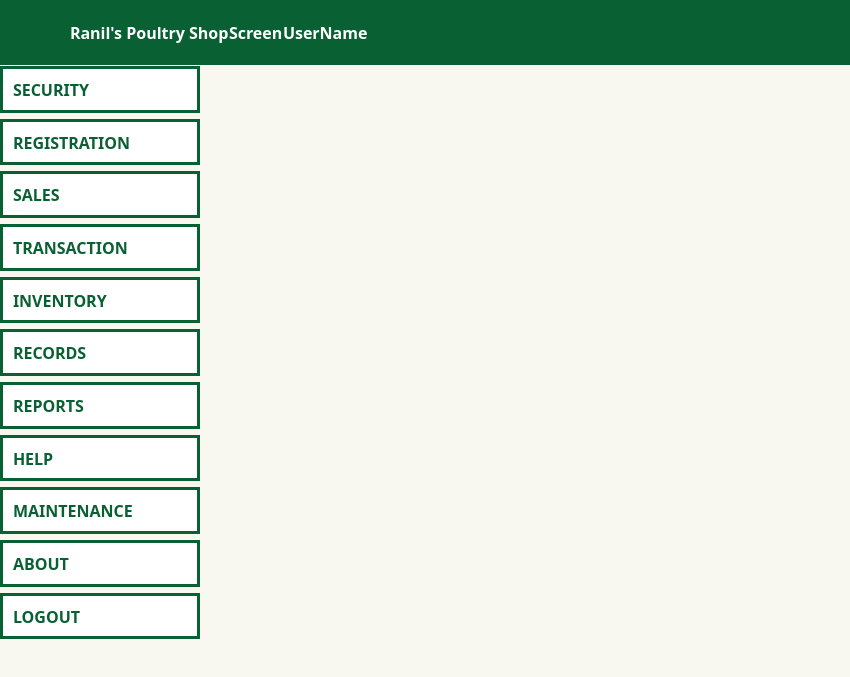
Qt form Screens/MainMenu.ui (Bideiro/Ranil_project_py) before a commit.
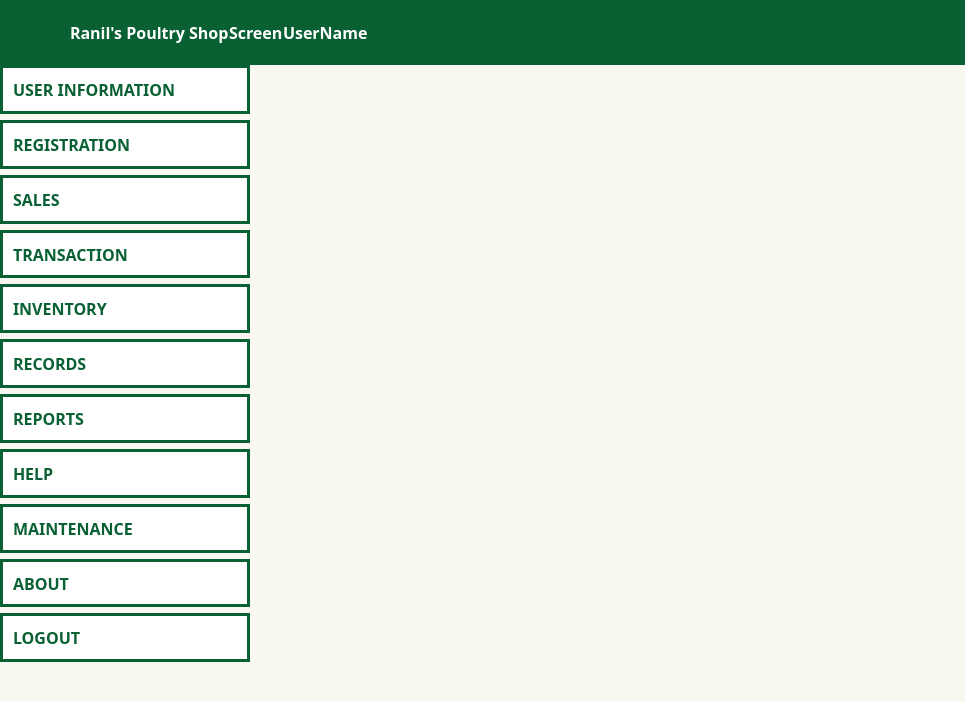
The same form after that commit. Icons and pictures are not drawn.

Commit message: working receipts and added icons to sidebar

```diff
--- a/Screens/MainMenu.ui
+++ b/Screens/MainMenu.ui
@@ -6,8 +6,8 @@
    <rect>
     <x>0</x>
     <y>0</y>
-    <width>850</width>
-    <height>677</height>
+    <width>965</width>
+    <height>702</height>
    </rect>
   </property>
   <property name="windowTitle">
@@ -262,6 +262,12 @@
     </item>
     <item>
      <widget class="QWidget" name="widget_2" native="true">
+      <property name="minimumSize">
+       <size>
+        <width>250</width>
+        <height>0</height>
+       </size>
+      </property>
       <layout class="QHBoxLayout" name="horizontalLayout">
        <property name="spacing">
         <number>0</number>
@@ -270,7 +276,7 @@
         <number>0</number>
        </property>
        <property name="topMargin">
-        <number>1</number>
+        <number>0</number>
        </property>
        <property name="rightMargin">
         <number>0</number>
@@ -288,7 +294,7 @@
          </property>
          <property name="minimumSize">
           <size>
-           <width>200</width>
+           <width>250</width>
            <height>0</height>
           </size>
          </property>
@@ -298,12 +304,8 @@
            <pointsize>10</pointsize>
            <bold>true</bold>
            <kerning>false</kerning>
-           <hintingpreference>PreferNoHinting</hintingpreference>
           </font>
          </property>
-         <property name="styleSheet">
-          <string notr="true"/>
-         </property>
          <property name="frameShape">
           <enum>QFrame::NoFrame</enum>
          </property>
@@ -321,22 +323,10 @@
            <rect>
             <x>0</x>
             <y>0</y>
-            <width>200</width>
-            <height>611</height>
+            <width>250</width>
+            <height>637</height>
            </rect>
           </property>
-          <property name="sizePolicy">
-           <sizepolicy hsizetype="Fixed" vsizetype="Preferred">
-            <horstretch>0</horstretch>
-            <verstretch>0</verstretch>
-           </sizepolicy>
-          </property>
-          <property name="minimumSize">
-           <size>
-            <width>200</width>
-            <height>0</height>
-           </size>
-          </property>
           <property name="setVisible" stdset="0">
            <bool>false</bool>
           </property>
@@ -363,7 +353,7 @@
              </property>
              <property name="minimumSize">
               <size>
-               <width>150</width>
+               <width>175</width>
                <height>35</height>
               </size>
              </property>
@@ -375,7 +365,17 @@
               </font>
              </property>
              <property name="text">
-              <string>SECURITY</string>
+              <string>USER INFORMATION</string>
+             </property>
+             <property name="icon">
+              <iconset resource="../assets/All_In_Resource.qrc">
+               <normaloff>:/Icons/Icons/group.png</normaloff>:/Icons/Icons/group.png</iconset>
+             </property>
+             <property name="iconSize">
+              <size>
+               <width>25</width>
+               <height>25</height>
+              </size>
              </property>
              <property name="checkable">
               <bool>true</bool>
@@ -395,7 +395,7 @@
              </property>
              <property name="minimumSize">
               <size>
-               <width>150</width>
+               <width>175</width>
                <height>35</height>
               </size>
              </property>
@@ -409,6 +409,16 @@
              <property name="text">
               <string>REGISTRATION</string>
              </property>
+             <property name="icon">
+              <iconset resource="../assets/All_In_Resource.qrc">
+               <normaloff>:/Icons/Icons/memo.png</normaloff>:/Icons/Icons/memo.png</iconset>
+             </property>
+             <property name="iconSize">
+              <size>
+               <width>25</width>
+               <height>25</height>
+              </size>
+             </property>
              <property name="checkable">
               <bool>true</bool>
              </property>
@@ -427,7 +437,7 @@
              </property>
              <property name="minimumSize">
               <size>
-               <width>150</width>
+               <width>175</width>
                <height>35</height>
               </size>
              </property>
@@ -441,6 +451,16 @@
              <property name="text">
               <string>SALES</string>
              </property>
+             <property name="icon">
+              <iconset resource="../assets/All_In_Resource.qrc">
+               <normaloff>:/Icons/Icons/increasing.png</normaloff>:/Icons/Icons/increasing.png</iconset>
+             </property>
+             <property name="iconSize">
+              <size>
+               <width>25</width>
+               <height>25</height>
+              </size>
+             </property>
              <property name="checkable">
               <bool>true</bool>
              </property>
@@ -459,7 +479,7 @@
              </property>
              <property name="minimumSize">
               <size>
-               <width>150</width>
+               <width>175</width>
                <height>35</height>
               </size>
              </property>
@@ -473,6 +493,16 @@
              <property name="text">
               <string>TRANSACTION</string>
              </property>
+             <property name="icon">
+              <iconset resource="../assets/All_In_Resource.qrc">
+               <normaloff>:/Icons/Icons/transaction-history.png</normaloff>:/Icons/Icons/transaction-history.png</iconset>
+             </property>
+             <property name="iconSize">
+              <size>
+               <width>25</width>
+               <height>25</height>
+              </size>
+             </property>
              <property name="checkable">
               <bool>true</bool>
              </property>
@@ -491,7 +521,7 @@
              </property>
              <property name="minimumSize">
               <size>
-               <width>150</width>
+               <width>175</width>
                <height>35</height>
               </size>
              </property>
@@ -505,6 +535,16 @@
              <property name="text">
               <string>INVENTORY</string>
              </property>
+             <property name="icon">
+              <iconset resource="../assets/All_In_Resource.qrc">
+               <normaloff>:/Icons/Icons/inventory.png</normaloff>:/Icons/Icons/inventory.png</iconset>
+             </property>
+             <property name="iconSize">
+              <size>
+               <width>25</width>
+               <height>25</height>
+              </size>
+             </property>
              <property name="checkable">
               <bool>true</bool>
              </property>
@@ -523,7 +563,7 @@
              </property>
              <property name="minimumSize">
               <size>
-               <width>150</width>
+               <width>175</width>
                <height>35</height>
               </size>
              </property>
@@ -537,6 +577,16 @@
              <property name="text">
               <string>RECORDS</string>
              </property>
+             <property name="icon">
+              <iconset resource="../assets/All_In_Resource.qrc">
+               <normaloff>:/Icons/Icons/folder.png</normaloff>:/Icons/Icons/folder.png</iconset>
+             </property>
+             <property name="iconSize">
+              <size>
+               <width>25</width>
+               <height>25</height>
+              </size>
+             </property>
              <property name="checkable">
               <bool>true</bool>
              </property>
@@ -555,7 +605,7 @@
              </property>
              <property name="minimumSize">
               <size>
-               <width>150</width>
+               <width>175</width>
                <height>35</height>
               </size>
              </property>
@@ -569,6 +619,19 @@
              <property name="text">
               <string>REPORTS</string>
              </property>
+             <property name="icon">
+              <iconset resource="../assets/All_In_Resource.qrc">
+               <normaloff>:/Icons/Icons/report.png</normaloff>:/Icons/Icons/report.png</iconset>
+             </property>
+             <property name="iconSize">
+              <size>
+               <width>25</width>
+               <height>25</height>
+              </size>
+             </property>
+             <property name="shortcut">
+              <string/>
+             </property>
              <property name="checkable">
               <bool>true</bool>
              </property>
@@ -587,7 +650,7 @@
              </property>
              <property name="minimumSize">
               <size>
-               <width>150</width>
+               <width>175</width>
                <height>35</height>
               </size>
              </property>
@@ -601,6 +664,16 @@
              <property name="text">
               <string>HELP</string>
              </property>
+             <property name="icon">
+              <iconset resource="../assets/All_In_Resource.qrc">
+               <normaloff>:/Icons/Icons/information.png</normaloff>:/Icons/Icons/information.png</iconset>
+             </property>
+             <property name="iconSize">
+              <size>
+               <width>25</width>
+               <height>25</height>
+              </size>
+             </property>
              <property name="checkable">
               <bool>true</bool>
              </property>
@@ -619,7 +692,7 @@
              </property>
              <property name="minimumSize">
               <size>
-               <width>150</width>
+               <width>175</width>
                <height>35</height>
               </size>
              </property>
@@ -633,6 +706,16 @@
              <property name="text">
               <string>MAINTENANCE</string>
              </property>
+             <property name="icon">
+              <iconset resource="../assets/All_In_Resource.qrc">
+               <normaloff>:/Icons/Icons/optimizing.png</normaloff>:/Icons/Icons/optimizing.png</iconset>
+             </property>
+             <property name="iconSize">
+              <size>
+               <width>25</width>
+               <height>25</height>
+              </size>
+             </property>
              <property name="checkable">
               <bool>true</bool>
              </property>
@@ -651,7 +734,7 @@
              </property>
              <property name="minimumSize">
               <size>
-               <width>150</width>
+               <width>175</width>
                <height>35</height>
               </size>
              </property>
@@ -665,6 +748,16 @@
              <property name="text">
               <string>ABOUT</string>
              </property>
+             <property name="icon">
+              <iconset resource="../assets/All_In_Resource.qrc">
+               <normaloff>:/Icons/Icons/about.png</normaloff>:/Icons/Icons/about.png</iconset>
+             </property>
+             <property name="iconSize">
+              <size>
+               <width>25</width>
+               <height>25</height>
+              </size>
+             </property>
              <property name="checkable">
               <bool>true</bool>
              </property>
@@ -683,7 +776,7 @@
              </property>
              <property name="minimumSize">
               <size>
-               <width>150</width>
+               <width>175</width>
                <height>35</height>
               </size>
              </property>
@@ -697,6 +790,19 @@
              <property name="text">
               <string>LOGOUT</string>
              </property>
+             <property name="icon">
+              <iconset resource="../assets/All_In_Resource.qrc">
+               <normaloff>:/Icons/Icons/logout.png</normaloff>:/Icons/Icons/logout.png</iconset>
+             </property>
+             <property name="iconSize">
+              <size>
+               <width>23</width>
+               <height>25</height>
+              </size>
+             </property>
+             <property name="shortcut">
+              <string>Ctrl+F</string>
+             </property>
             </widget>
            </item>
            <item>
@@ -718,17 +824,14 @@
        </item>
        <item>
         <widget class="QStackedWidget" name="stackedWidget">
-         <property name="minimumSize">
-          <size>
-           <width>0</width>
-           <height>0</height>
-          </size>
+         <property name="sizePolicy">
+          <sizepolicy hsizetype="Minimum" vsizetype="Minimum">
+           <horstretch>0</horstretch>
+           <verstretch>0</verstretch>
+          </sizepolicy>
          </property>
-         <property name="autoFillBackground">
-          <bool>false</bool>
-         </property>
-         <widget class="QWidget" name="page"/>
-         <widget class="QWidget" name="page_2"/>
+         <widget class="QWidget" name="page_3"/>
+         <widget class="QWidget" name="page_4"/>
         </widget>
        </item>
       </layout>
```
Left out of the diff: 3 changed lines with no effect on the pictures. The commit also changes 54 other files.
